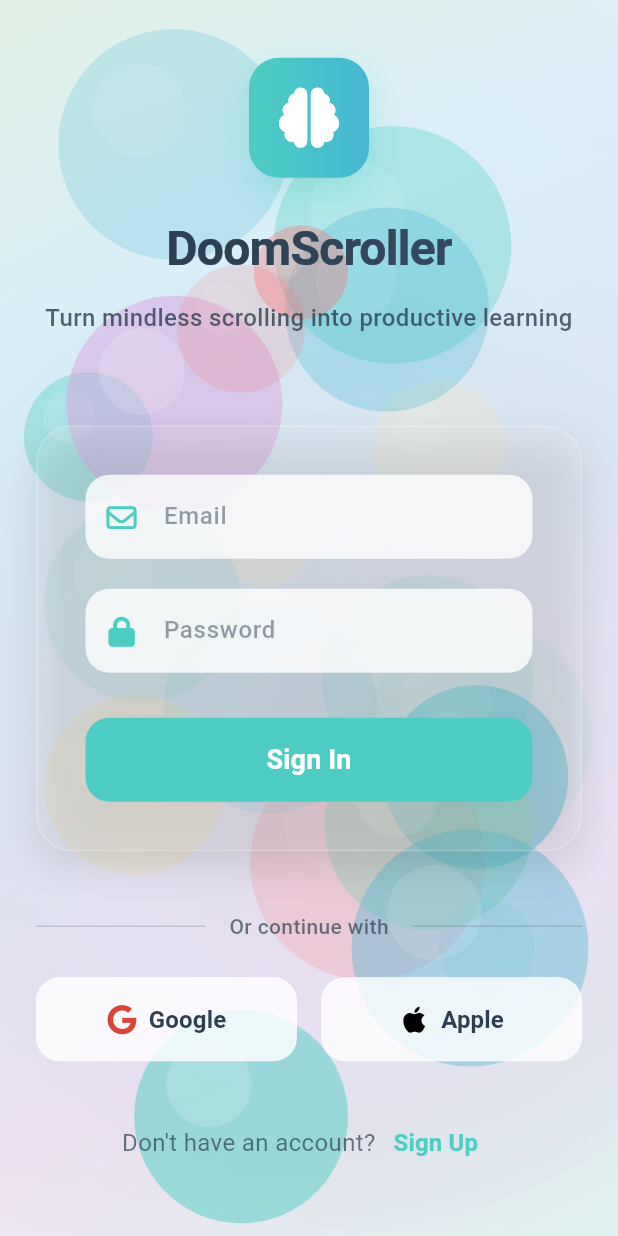
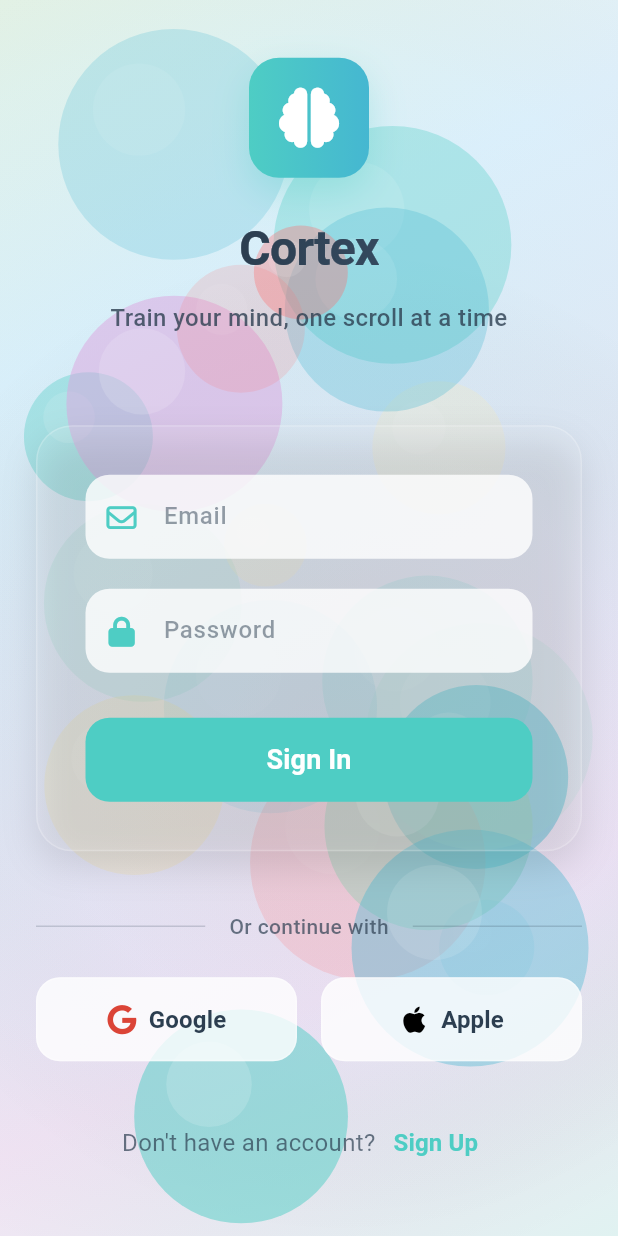
Before and after one commit to rayyankhan47/Cortex, a Flutter app: the screen it shows after launch, on a phone screen of 412 x 824 dp. Run offline on Flutter 3.47's test engine with Material 3 defaults, Android fonts, the light colour scheme and no system bars; our stand-ins replace font_awesome_flutter.

Commit message:
feat: rename app to Cortex and update web title

```diff
--- a/doomscroller_app/lib/screens/login_screen.dart
+++ b/doomscroller_app/lib/screens/login_screen.dart
@@ -213,7 +213,7 @@ class _LoginScreenState extends State<LoginScreen>
 
         // App title
         const SparkGradientText(
-          text: 'DoomScroller',
+          text: 'Cortex',
           fontSize: 32,
           fontWeight: FontWeight.bold,
         ),
@@ -221,7 +221,7 @@ class _LoginScreenState extends State<LoginScreen>
 
         // Subtitle
         Text(
-          'Turn mindless scrolling into productive learning',
+          'Train your mind, one scroll at a time',
           style: TextStyle(
             fontSize: 16,
             color: const Color(0xFF2C3E50).withOpacity(0.8),
```
Also changed, not shown: 1 other file.
